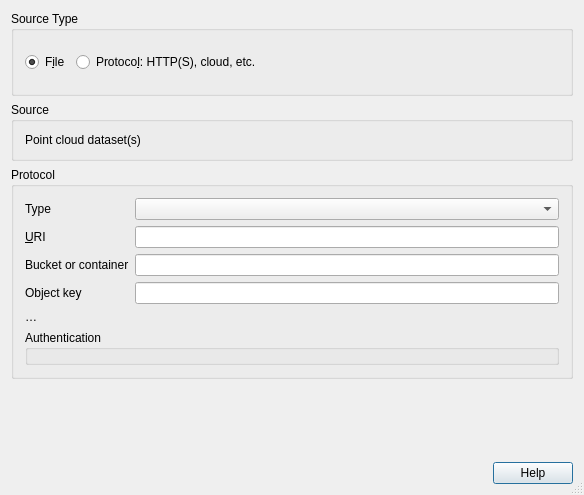
First picture: the form in src/ui/pointcloud/qgspointcloudsourceselectbase.ui, repository qgis/QGIS, before the edit.
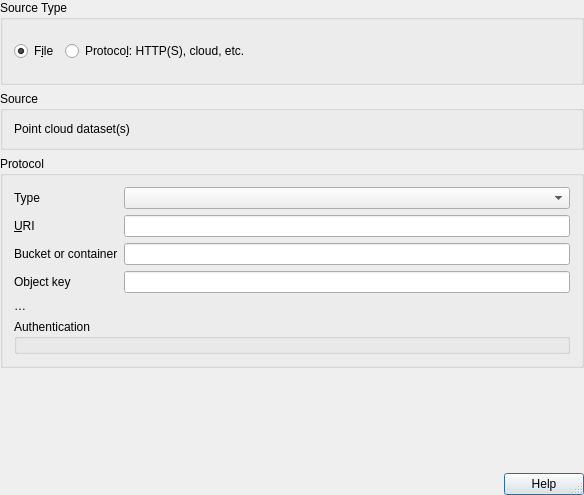
Second picture: the form after the edit. Icons and pictures are not drawn. Custom widgets are drawn as their Qt base class.

Commit message: qgspointcloudsourceselect: Initial support for PDAL reader options

Patch:
```diff
--- a/src/ui/pointcloud/qgspointcloudsourceselectbase.ui
+++ b/src/ui/pointcloud/qgspointcloudsourceselectbase.ui
@@ -23,8 +23,92 @@
   <property name="modal">
    <bool>true</bool>
   </property>
-  <layout class="QGridLayout" name="gridLayout">
-   <item row="2" column="0">
+  <layout class="QVBoxLayout" name="verticalLayout_4">
+   <property name="leftMargin">
+    <number>0</number>
+   </property>
+   <property name="topMargin">
+    <number>0</number>
+   </property>
+   <property name="rightMargin">
+    <number>0</number>
+   </property>
+   <property name="bottomMargin">
+    <number>0</number>
+   </property>
+   <item>
+    <layout class="QVBoxLayout" name="verticalLayout">
+     <item>
+      <widget class="QGroupBox" name="srcGroupBox">
+       <property name="sizePolicy">
+        <sizepolicy hsizetype="Preferred" vsizetype="Fixed">
+         <horstretch>0</horstretch>
+         <verstretch>0</verstretch>
+        </sizepolicy>
+       </property>
+       <property name="title">
+        <string>Source Type</string>
+       </property>
+       <layout class="QHBoxLayout" name="horizontalLayout1_2">
+        <item>
+         <widget class="QRadioButton" name="mRadioSrcFile">
+          <property name="text">
+           <string>F&amp;ile</string>
+          </property>
+          <property name="checked">
+           <bool>true</bool>
+          </property>
+         </widget>
+        </item>
+        <item>
+         <widget class="QRadioButton" name="mRadioSrcProtocol">
+          <property name="text">
+           <string>Protoco&amp;l: HTTP(S), cloud, etc.</string>
+          </property>
+         </widget>
+        </item>
+        <item>
+         <spacer name="horizontalSpacer_2">
+          <property name="orientation">
+           <enum>Qt::Horizontal</enum>
+          </property>
+          <property name="sizeHint" stdset="0">
+           <size>
+            <width>20</width>
+            <height>40</height>
+           </size>
+          </property>
+         </spacer>
+        </item>
+       </layout>
+      </widget>
+     </item>
+     <item>
+      <widget class="QGroupBox" name="fileGroupBox">
+       <property name="sizePolicy">
+        <sizepolicy hsizetype="Preferred" vsizetype="Fixed">
+         <horstretch>0</horstretch>
+         <verstretch>0</verstretch>
+        </sizepolicy>
+       </property>
+       <property name="title">
+        <string>Source</string>
+       </property>
+       <layout class="QHBoxLayout" name="horizontalLayout">
+        <item>
+         <widget class="QLabel" name="label">
+          <property name="text">
+           <string>Point cloud dataset(s)</string>
+          </property>
+         </widget>
+        </item>
+        <item>
+         <widget class="QgsFileWidget" name="mFileWidget" native="true"/>
+        </item>
+       </layout>
+      </widget>
+     </item>
+     <item>
     <widget class="QGroupBox" name="protocolGroupBox">
      <property name="sizePolicy">
       <sizepolicy hsizetype="Preferred" vsizetype="Fixed">
@@ -138,96 +222,98 @@
      </layout>
     </widget>
    </item>
-   <item row="4" column="0">
+     <item>
+      <widget class="QgsScrollArea" name="scrollArea">
+       <property name="frameShape">
+        <enum>QFrame::NoFrame</enum>
+       </property>
+       <property name="widgetResizable">
+        <bool>true</bool>
+       </property>
+       <widget class="QWidget" name="scrollAreaWidgetContents">
+        <property name="geometry">
+         <rect>
+          <x>0</x>
+          <y>0</y>
+          <width>353</width>
+          <height>68</height>
+         </rect>
+        </property>
+        <layout class="QVBoxLayout" name="verticalLayout_5">
+         <property name="leftMargin">
+          <number>0</number>
+         </property>
+         <property name="topMargin">
+          <number>0</number>
+         </property>
+         <property name="rightMargin">
+          <number>0</number>
+         </property>
+         <property name="bottomMargin">
+          <number>0</number>
+         </property>
+         <item>
+          <widget class="QgsCollapsibleGroupBox" name="mOpenOptionsGroupBox" native="true">
+           <property name="title" stdset="0">
+            <string>Options</string>
+           </property>
+           <layout class="QVBoxLayout" name="openOptionsVBoxLayout">
+            <item>
+             <widget class="QLabel" name="mOpenOptionsLabel">
+              <property name="text">
+               <string/>
+              </property>
+             </widget>
+            </item>
+            <item>
+             <layout class="QFormLayout" name="mOpenOptionsLayout">
+              <property name="fieldGrowthPolicy">
+               <enum>QFormLayout::AllNonFixedFieldsGrow</enum>
+              </property>
+             </layout>
+            </item>
+            <item>
+             <spacer name="verticalSpacerOptions">
+              <property name="orientation">
+               <enum>Qt::Vertical</enum>
+              </property>
+              <property name="sizeHint" stdset="0">
+               <size>
+                <width>20</width>
+                <height>40</height>
+               </size>
+              </property>
+             </spacer>
+            </item>
+           </layout>
+          </widget>
+         </item>
+        </layout>
+       </widget>
+      </widget>
+     </item>
+     <item>
+      <spacer name="verticalSpacer">
+       <property name="orientation">
+        <enum>Qt::Vertical</enum>
+       </property>
+       <property name="sizeHint" stdset="0">
+        <size>
+         <width>20</width>
+         <height>40</height>
+        </size>
+       </property>
+      </spacer>
+     </item>
+    </layout>
+   </item>
+   <item>
     <widget class="QDialogButtonBox" name="buttonBox">
      <property name="standardButtons">
       <set>QDialogButtonBox::Help</set>
      </property>
     </widget>
    </item>
-   <item row="0" column="0">
-    <widget class="QGroupBox" name="srcGroupBox">
-     <property name="sizePolicy">
-      <sizepolicy hsizetype="Preferred" vsizetype="Fixed">
-       <horstretch>0</horstretch>
-       <verstretch>0</verstretch>
-      </sizepolicy>
-     </property>
-     <property name="title">
-      <string>Source Type</string>
-     </property>
-     <layout class="QHBoxLayout" name="horizontalLayout1_2">
-      <item>
-       <widget class="QRadioButton" name="mRadioSrcFile">
-        <property name="text">
-         <string>F&amp;ile</string>
-        </property>
-        <property name="checked">
-         <bool>true</bool>
-        </property>
-       </widget>
-      </item>
-      <item>
-       <widget class="QRadioButton" name="mRadioSrcProtocol">
-        <property name="text">
-         <string>Protoco&amp;l: HTTP(S), cloud, etc.</string>
-        </property>
-       </widget>
-      </item>
-      <item>
-       <spacer name="horizontalSpacer_2">
-        <property name="orientation">
-         <enum>Qt::Horizontal</enum>
-        </property>
-        <property name="sizeHint" stdset="0">
-         <size>
-          <width>20</width>
-          <height>40</height>
-         </size>
-        </property>
-       </spacer>
-      </item>
-     </layout>
-    </widget>
-   </item>
-   <item row="3" column="0">
-    <spacer name="verticalSpacer">
-     <property name="orientation">
-      <enum>Qt::Vertical</enum>
-     </property>
-     <property name="sizeHint" stdset="0">
-      <size>
-       <width>20</width>
-       <height>40</height>
-      </size>
-     </property>
-    </spacer>
-   </item>
-   <item row="1" column="0">
-    <widget class="QGroupBox" name="fileGroupBox">
-     <property name="sizePolicy">
-      <sizepolicy hsizetype="Preferred" vsizetype="Fixed">
-       <horstretch>0</horstretch>
-       <verstretch>0</verstretch>
-      </sizepolicy>
-     </property>
-     <property name="title">
-      <string>Source</string>
-     </property>
-     <layout class="QHBoxLayout" name="horizontalLayout">
-      <item>
-       <widget class="QLabel" name="label">
-        <property name="text">
-         <string>Point cloud dataset(s)</string>
-        </property>
-       </widget>
-      </item>
-      <item>
-       <widget class="QgsFileWidget" name="mFileWidget" native="true"/>
-      </item>
-     </layout>
-    </widget>
-   </item>
   </layout>
  </widget>
  <layoutdefault spacing="6" margin="11"/>
@@ -244,6 +330,18 @@
    <header>qgsauthsettingswidget.h</header>
    <container>1</container>
   </customwidget>
+  <customwidget>
+   <class>QgsCollapsibleGroupBox</class>
+   <extends>QWidget</extends>
+   <header>qgscollapsiblegroupbox.h</header>
+   <container>1</container>
+  </customwidget>
+  <customwidget>
+   <class>QgsScrollArea</class>
+   <extends>QScrollArea</extends>
+   <header>qgsscrollarea.h</header>
+   <container>1</container>
+  </customwidget>
  </customwidgets>
  <resources/>
  <connections/>
```
Left out of the diff: 4 changed lines with no effect on the pictures. Lines whose indentation alone changed are shown as unchanged. The commit also changes 2 other files.
